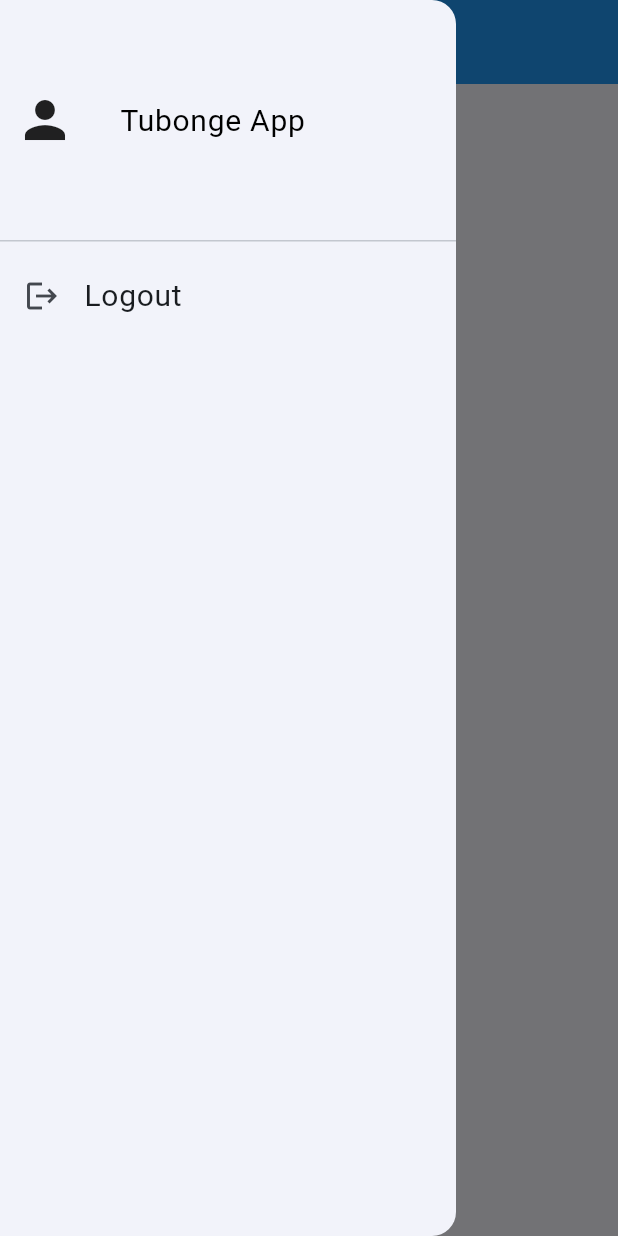
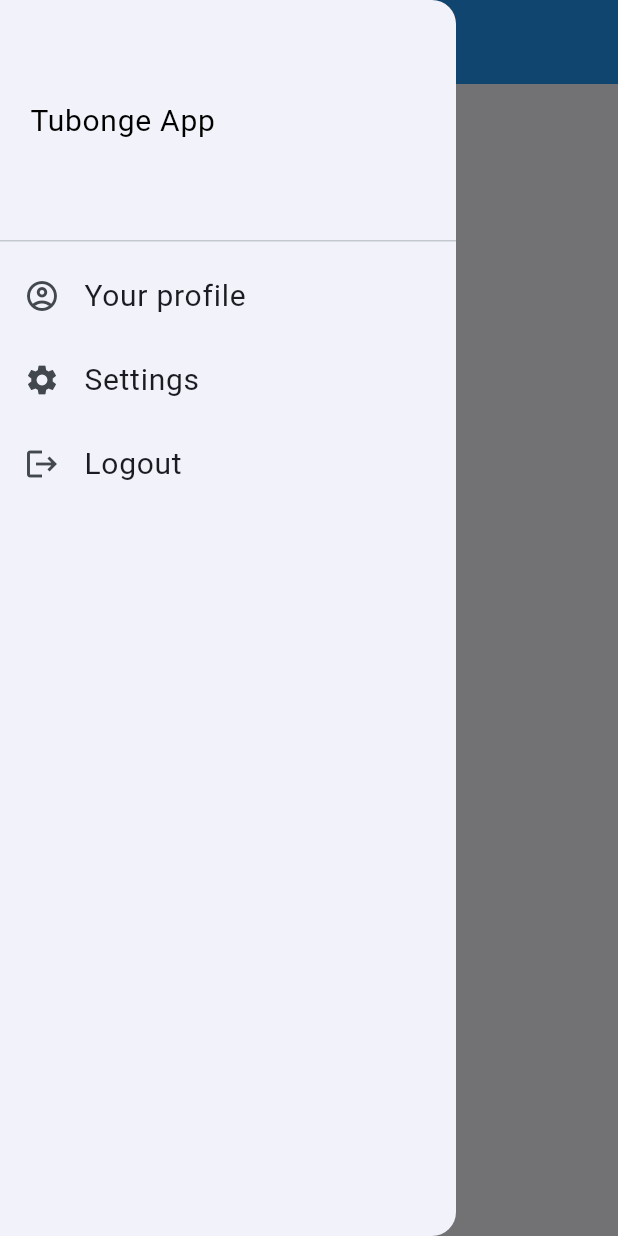
Before and after one commit to notrayo/Tubonge-App, a Flutter app: the screen it shows once a user with an empty profile is signed in, with the side drawer open, on a phone screen of 412 x 824 dp. Run offline on Flutter 3.47's test engine with Material 2 defaults, Android fonts, the phone set to English and light mode, and no system bars; our stand-ins replace firebase_auth, firebase_core, image_picker; accounts and stored records are empty.

Commit message:
added drawer functionality

```diff
--- a/lib/Screens/chat_screen.dart
+++ b/lib/Screens/chat_screen.dart
@@ -1,4 +1,6 @@
 import 'package:flutter/material.dart';
+import 'package:tubonge_app/Screens/settings_screen.dart';
+import 'package:tubonge_app/Screens/user_profile_screen.dart';
 import 'package:tubonge_app/Widgets/drawer.dart';
 //import 'package:firebase_auth/firebase_auth.dart';
 
@@ -10,13 +12,38 @@ class ChatScreen extends StatefulWidget {
 }
 
 class _ChatScreenState extends State<ChatScreen> {
+  int _selectedPageIndex = 0;
+
+  void _selectedPage(int index) {
+    setState(() {
+      _selectedPageIndex = index;
+    });
+  }
+
+  void _selectScreenFromDrawer(String identifier) {
+    if (identifier == 'Home') {
+      Navigator.of(context).pop();
+      setState(() {
+        _selectedPageIndex = 0;
+      });
+    } else if (identifier == 'Profile') {
+      Navigator.of(context).push(
+          MaterialPageRoute(builder: ((context) => const ProfileScreen())));
+    } else if (identifier == 'Settings') {
+      Navigator.of(context).push(
+          MaterialPageRoute(builder: ((context) => const SettingsScreen())));
+    }
+  }
+
   @override
   Widget build(BuildContext context) {
     return Scaffold(
       appBar: AppBar(
         title: const Text('Home Screen'),
       ),
-      drawer: const DrawerWidget(),
+      drawer: DrawerWidget(
+        onSelectScreenFromDrawer: _selectScreenFromDrawer,
+      ),
       body: const Center(
         child: Text('You are logged in!'),
       ),
--- a/lib/Widgets/drawer.dart
+++ b/lib/Widgets/drawer.dart
@@ -2,7 +2,9 @@ import 'package:flutter/material.dart';
 import 'package:firebase_auth/firebase_auth.dart';
 
 class DrawerWidget extends StatelessWidget {
-  const DrawerWidget({super.key});
+  const DrawerWidget({super.key, required this.onSelectScreenFromDrawer});
+
+  final void Function(String identifier) onSelectScreenFromDrawer;
 
   @override
   Widget build(BuildContext context) {
@@ -13,16 +15,30 @@ class DrawerWidget extends StatelessWidget {
               padding: const EdgeInsets.all(10),
               child: Row(
                 children: const [
-                  Icon(
-                    Icons.person,
-                    size: 40,
-                  ),
+                  // Icon(
+                  //   Icons.person,
+                  //   size: 40,
+                  // ),
                   SizedBox(
-                    width: 30,
+                    width: 10,
                   ),
                   Text('Tubonge App'),
                 ],
               )),
+          ListTile(
+            leading: const Icon(Icons.account_circle_outlined),
+            title: const Text('Your profile'),
+            onTap: () {
+              onSelectScreenFromDrawer('Profile');
+            },
+          ),
+          ListTile(
+            leading: const Icon(Icons.settings),
+            title: const Text('Settings'),
+            onTap: () {
+              onSelectScreenFromDrawer('Settings');
+            },
+          ),
           ListTile(
             leading: const Icon(Icons.logout),
             title: const Text('Logout'),
```
Also changed, not shown: lib/Screens/settings_screen.dart (added, +20 -0 lines), lib/Screens/user_profile_screen.dart (added, +24 -0 lines).
